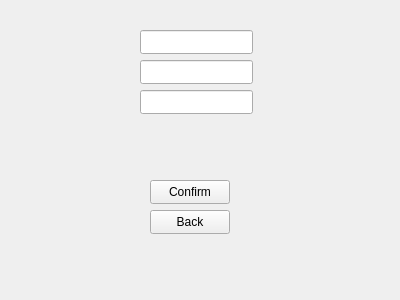
This is regist.ui in xAGitHubAccount/QTDataBase as Qt 5 draws it before an edit. The edited form follows.
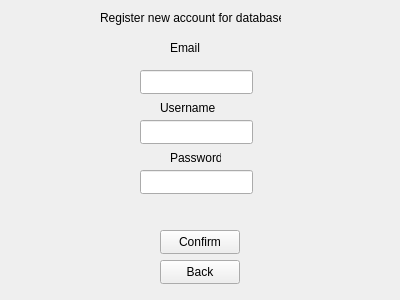
This is the edited form.

Commit message: Added Change Data in Database

What changed in the file:
```diff
--- a/regist.ui
+++ b/regist.ui
@@ -29,8 +29,8 @@
     <widget class="QPushButton" name="pushButton_2">
      <property name="geometry">
       <rect>
-       <x>150</x>
-       <y>210</y>
+       <x>160</x>
+       <y>260</y>
        <width>80</width>
        <height>24</height>
       </rect>
@@ -43,7 +43,7 @@
      <property name="geometry">
       <rect>
        <x>140</x>
-       <y>60</y>
+       <y>170</y>
        <width>113</width>
        <height>24</height>
       </rect>
@@ -53,7 +53,7 @@
      <property name="geometry">
       <rect>
        <x>140</x>
-       <y>30</y>
+       <y>70</y>
        <width>113</width>
        <height>24</height>
       </rect>
@@ -62,8 +62,8 @@
     <widget class="QPushButton" name="pushButton">
      <property name="geometry">
       <rect>
-       <x>150</x>
-       <y>180</y>
+       <x>160</x>
+       <y>230</y>
        <width>80</width>
        <height>24</height>
       </rect>
@@ -75,8 +75,8 @@
     <widget class="QLabel" name="label">
      <property name="geometry">
       <rect>
-       <x>70</x>
-       <y>260</y>
+       <x>80</x>
+       <y>200</y>
        <width>251</width>
        <height>20</height>
       </rect>
@@ -92,12 +92,64 @@
      <property name="geometry">
       <rect>
        <x>140</x>
-       <y>90</y>
+       <y>120</y>
        <width>113</width>
        <height>24</height>
       </rect>
      </property>
     </widget>
+    <widget class="QLabel" name="label_2">
+     <property name="geometry">
+      <rect>
+       <x>170</x>
+       <y>40</y>
+       <width>49</width>
+       <height>16</height>
+      </rect>
+     </property>
+     <property name="text">
+      <string>Email</string>
+     </property>
+    </widget>
+    <widget class="QLabel" name="label_3">
+     <property name="geometry">
+      <rect>
+       <x>160</x>
+       <y>100</y>
+       <width>61</width>
+       <height>16</height>
+      </rect>
+     </property>
+     <property name="text">
+      <string>Username</string>
+     </property>
+    </widget>
+    <widget class="QLabel" name="label_4">
+     <property name="geometry">
+      <rect>
+       <x>170</x>
+       <y>150</y>
+       <width>51</width>
+       <height>16</height>
+      </rect>
+     </property>
+     <property name="text">
+      <string>Password</string>
+     </property>
+    </widget>
+    <widget class="QLabel" name="label_5">
+     <property name="geometry">
+      <rect>
+       <x>100</x>
+       <y>10</y>
+       <width>181</width>
+       <height>16</height>
+      </rect>
+     </property>
+     <property name="text">
+      <string>Register new account for database</string>
+     </property>
+    </widget>
    </widget>
   </widget>
  </widget>
```
The commit also changes 12 other files.
